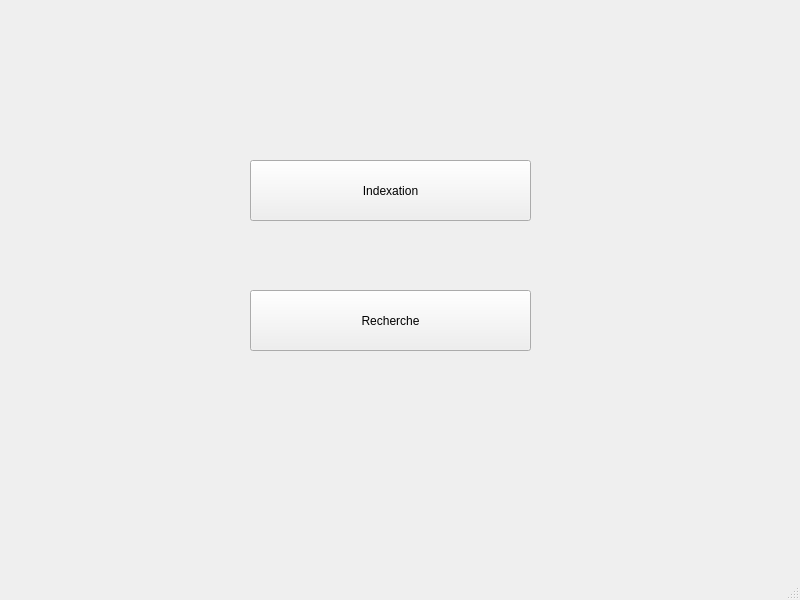
yoest/mir-project, file src/menu.ui: the form before one commit.
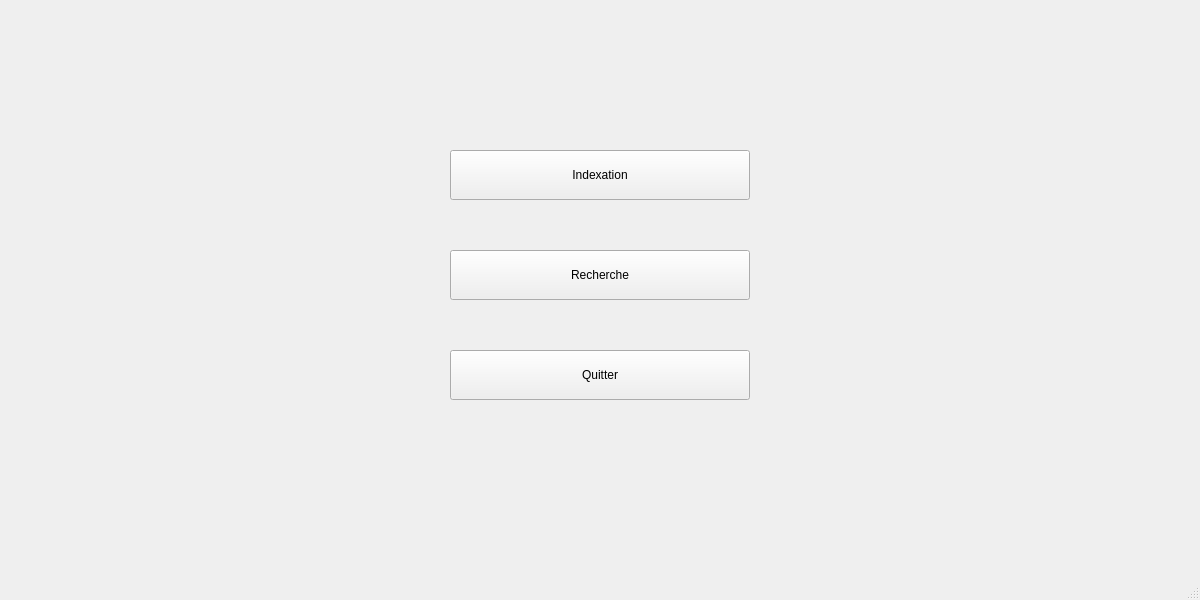
The form after the commit.

Patch:
```diff
--- a/src/menu.ui
+++ b/src/menu.ui
@@ -6,7 +6,7 @@
    <rect>
     <x>0</x>
     <y>0</y>
-    <width>800</width>
+    <width>1200</width>
     <height>600</height>
    </rect>
   </property>
@@ -17,10 +17,10 @@
    <widget class="QPushButton" name="pushButton">
     <property name="geometry">
      <rect>
-      <x>250</x>
-      <y>160</y>
-      <width>281</width>
-      <height>61</height>
+      <x>450</x>
+      <y>150</y>
+      <width>300</width>
+      <height>50</height>
      </rect>
     </property>
     <property name="text">
@@ -30,16 +30,29 @@
    <widget class="QPushButton" name="pushButton_2">
     <property name="geometry">
      <rect>
-      <x>250</x>
-      <y>290</y>
-      <width>281</width>
-      <height>61</height>
+      <x>450</x>
+      <y>250</y>
+      <width>300</width>
+      <height>50</height>
      </rect>
     </property>
     <property name="text">
      <string>Recherche</string>
     </property>
    </widget>
+   <widget class="QPushButton" name="quit_btn">
+    <property name="geometry">
+     <rect>
+      <x>450</x>
+      <y>350</y>
+      <width>300</width>
+      <height>50</height>
+     </rect>
+    </property>
+    <property name="text">
+     <string>Quitter</string>
+    </property>
+   </widget>
   </widget>
   <widget class="QMenuBar" name="menubar">
    <property name="geometry">
```
Left out of the diff: 8 changed lines with no effect on the pictures.
